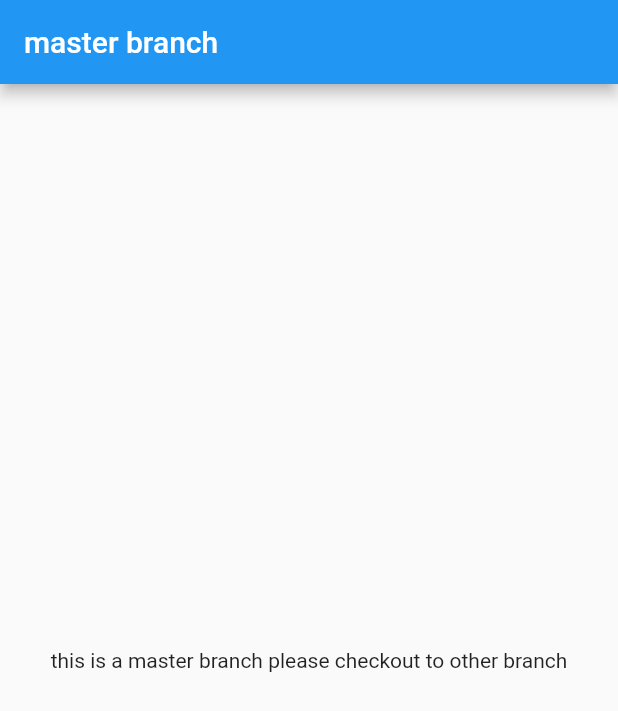
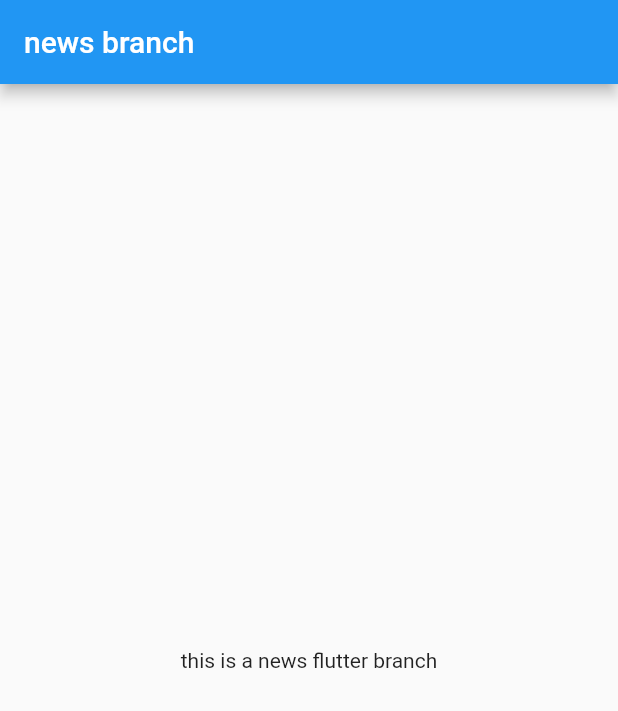
Before and after one commit to Flutterry/flutter-projects, a Flutter app: the screen it shows after launch, on a phone screen of 412 x 824 dp. Shown: the top 711 px of the screen. Run offline on Flutter 3.47's test engine with Material 2 defaults, Android fonts, the phone set to English and light mode, and no system bars.

Commit message:
create news branch

```diff
--- a/lib/main.dart
+++ b/lib/main.dart
@@ -9,6 +9,7 @@ class MyApp extends StatelessWidget {
   @override
   Widget build(BuildContext context) {
     return MaterialApp(
+      debugShowCheckedModeBanner: false,
       home: Home(),
     );
   }
--- a/lib/src/screens/screen_home.dart
+++ b/lib/src/screens/screen_home.dart
@@ -10,10 +10,10 @@ class _HomeState extends State<Home> {
   Widget build(BuildContext context) {
     return Scaffold(
       appBar: AppBar(
-        title: Text('master branch'),
+        title: Text('news branch'),
       ),
       body: Center(
-        child: Text('this is a master branch please checkout to other branch'),
+        child: Text('this is a news flutter branch'),
       ),
     );
   }
```
Also changed, not shown: pubspec.lock.
